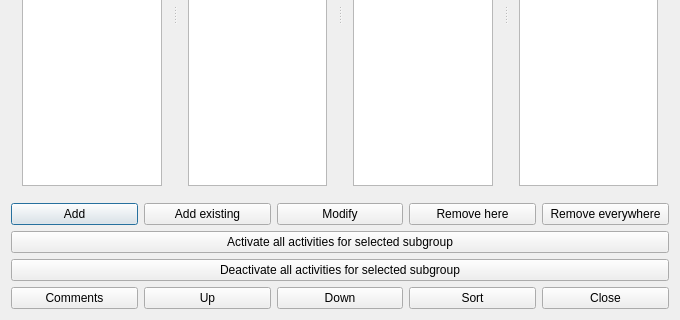
First picture: the form in fet/src/interface/subgroupsform_template.ui, repository vonmecheln/fet, before the edit; both pictures show x 0 to 680 and y 180 to 500 of the 680 by 500 pixel window.
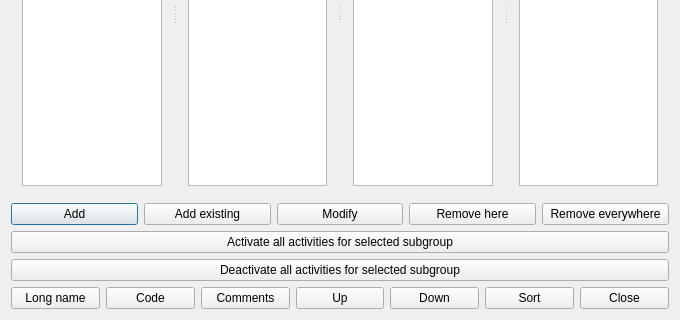
Second picture: the form after the edit.

The edit to the form file:
```diff
--- a/fet/src/interface/subgroupsform_template.ui
+++ b/fet/src/interface/subgroupsform_template.ui
@@ -150,6 +150,20 @@
    </item>
    <item row="4" column="0">
     <layout class="QHBoxLayout" name="horizontalLayout">
+     <item>
+      <widget class="QPushButton" name="longNamePushButton">
+       <property name="text">
+        <string>Long name</string>
+       </property>
+      </widget>
+     </item>
+     <item>
+      <widget class="QPushButton" name="codePushButton">
+       <property name="text">
+        <string>Code</string>
+       </property>
+      </widget>
+     </item>
      <item>
       <widget class="QPushButton" name="commentsPushButton">
        <property name="text">
```
